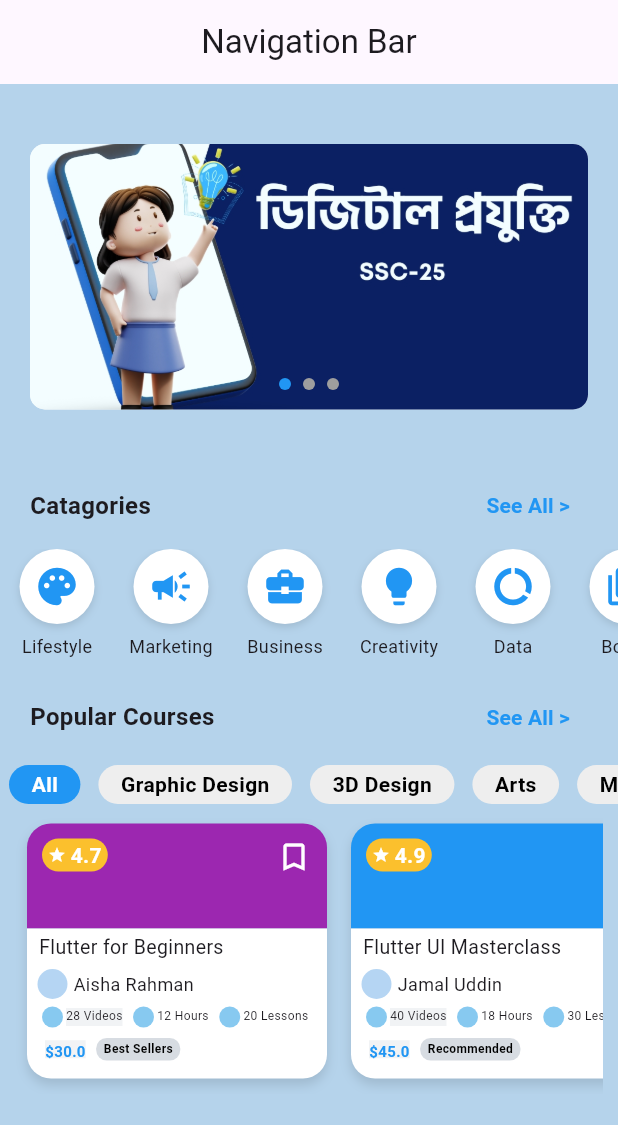
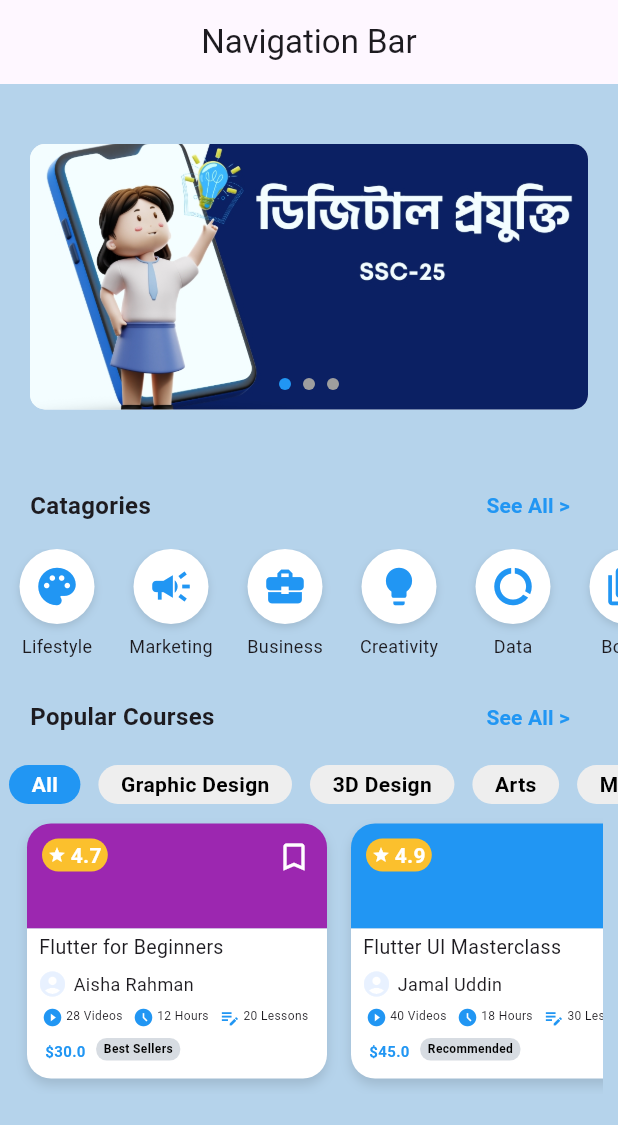
Before and after one commit to Faiza-338/Digital-Projukti, a Flutter app: the screen it shows after launch, on a phone screen of 412 x 824 dp. Shown: the top 1125 px of the screen. Run offline on Flutter 3.47's test engine with Material 3 defaults, Android fonts, the light colour scheme and no system bars; drawn by our look-alikes of smooth_page_indicator.

Commit message:
added new icons

```diff
--- a/lib/features/auth/presentation/widgets/course_card.dart
+++ b/lib/features/auth/presentation/widgets/course_card.dart
@@ -54,7 +54,7 @@ class CourseCard extends StatelessWidget {
                   width: double.infinity,
                   padding: EdgeInsets.fromLTRB(5, 0, 0, 0),
                   margin: EdgeInsets.fromLTRB(3,3,0,0),
-                    child: Text(course.title.length>25?'${course.title.substring(0, 25)}...':'${course.title}',style: TextStyle(fontSize: 13),),
+                    child: Text(course.title.length>25?'${course.title.substring(0, 25)}...':course.title,style: TextStyle(fontSize: 13),),
 
 
                 ),
@@ -75,20 +75,21 @@ class CourseCard extends StatelessWidget {
                                 width: 20, // Increase the width to make the circle larger
                                 height: 20, // Increase the height to make the circle larger
                                 margin: const EdgeInsets.symmetric(horizontal: 2),
-                                decoration: BoxDecoration(
-
-                                        color: const Color.fromARGB(255, 181, 213, 243),
-                                        shape: BoxShape.circle,
-
+                                child: const Center(
+                                        child: Icon(
+                                          Icons.account_circle, // Change this to any icon you want
+                                          size: 20, // Adjust the icon size
+                                          color: Color(0xFFE8F1FF), // Icon color
+                                        ),
                                       ),
-
 
 
                               ),
                               Container(
                                 margin: EdgeInsets.fromLTRB(2,0,5,0),
 
-                                  child: Text('${course.instructor}',style: TextStyle(fontSize: 12),),
+
+                                  child: Text(course.instructor,style: TextStyle(fontSize: 12),),
                               ),
                             ],
                           ),
@@ -105,29 +106,26 @@ class CourseCard extends StatelessWidget {
 
                           children: [
 
-                            Container(
-                              width: 14, // Increase the width to make the circle larger
-                                  height: 14, // Increase the height to make the circle larger
-                                  margin:EdgeInsets.fromLTRB(0, 2, 0, 0),
+                           Container(
+                                      width: 14, // Increased size for visibility
+                                      height: 14,
+                                      margin: const EdgeInsets.fromLTRB(0, 2, 0, 0),
 
-                                  decoration: BoxDecoration(
+                                      child: const Center(
+                                        child: Icon(
+                                          Icons.play_circle_fill, // Change this to any icon you want
+                                          size: 14, // Adjust the icon size
+                                          color: Colors.blue, // Icon color
+                                        ),
+                                      ),
+                                    ),
 
-                                          color: const Color.fromARGB(255, 135, 201, 240),
-                                          shape: BoxShape.circle,
-
-                                        ),
-                            ),
                           Container(
                                   // Increase the width to make the circle larger
                                   height: 12, // Increase the height to make the circle larger
                                   margin:EdgeInsets.fromLTRB(2, 2, 0, 0),
 
-                                  decoration: BoxDecoration(
 
-                                          color: const Color.fromARGB(255, 241, 243, 245),
-                                          shape: BoxShape.rectangle,
-
-                                        ),
                                         child: Text('${course.videos} Videos',style: TextStyle(fontSize: 8),),
                           ),
                           Container(
@@ -135,12 +133,14 @@ class CourseCard extends StatelessWidget {
                                   height: 14, // Increase the height to make the circle larger
                                   margin:EdgeInsets.fromLTRB(7, 2, 0, 0),
 
-                                  decoration: BoxDecoration(
 
-                                          color: const Color.fromARGB(255, 135, 201, 240),
-                                          shape: BoxShape.circle,
-
+                                         child: const Center(
+                                        child: Icon(
+                                          Icons.access_time_filled, // Change this to any icon you want
+                                          size: 14, // Adjust the icon size
+                                          color: Colors.blue, // Icon color
                                         ),
+                                      ),
                             ),
                           Container(
                                   // Increase the width to make the circle larger
@@ -160,12 +160,14 @@ class CourseCard extends StatelessWidget {
                                   height: 14, // Increase the height to make the circle larger
                                   margin:EdgeInsets.fromLTRB(7, 2, 0, 0),
 
-                                  decoration: BoxDecoration(
 
-                                          color: const Color.fromARGB(255, 135, 201, 240),
-                                          shape: BoxShape.circle,
-
+                                        child: const Center(
+                                        child: Icon(
+                                          Icons.edit_note, // Change this to any icon you want
+                                          size: 14, // Adjust the icon size
+                                          color: Colors.blue, // Icon color
                                         ),
+                                      ),
                             ),
                           Container(
                                   // Increase the width to make the circle larger
@@ -190,12 +192,7 @@ class CourseCard extends StatelessWidget {
                                 height: 12, // Increase the height to make the circle larger
                                 margin:EdgeInsets.fromLTRB(2, 2, 0, 0),
 
-                                decoration: BoxDecoration(
 
-                                        color: const Color.fromARGB(255, 241, 243, 245),
-                                        shape: BoxShape.rectangle,
-
-                                      ),
                                       child: Text('\$${course.price}',style: TextStyle(fontSize: 10,fontWeight: FontWeight.bold,color: Colors.blue),),
                         ),
                         Container(
@@ -210,7 +207,7 @@ class CourseCard extends StatelessWidget {
                                         shape: BoxShape.rectangle,
 
                                       ),
-                                      child: Text('${course.tag}',style: TextStyle(fontSize: 8,fontWeight: FontWeight.bold,color: Colors.black),),
+                                      child: Text(course.tag,style: TextStyle(fontSize: 8,fontWeight: FontWeight.bold,color: Colors.black),),
                         ),
                       ],
                     )
```
